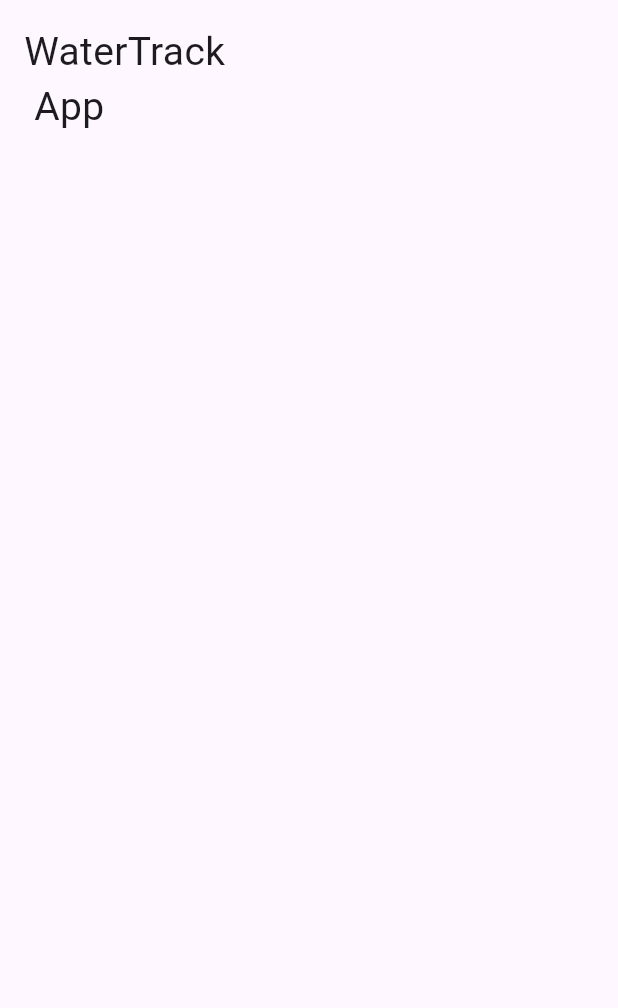
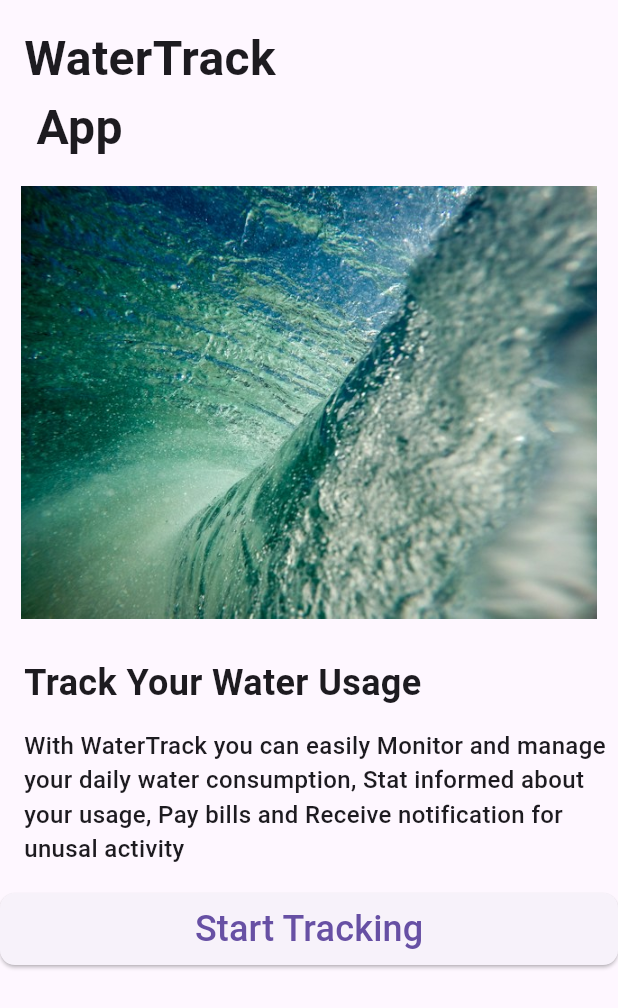
Before and after one commit to Samson-Songare/smart_water_app, a Flutter app: the screen it shows after launch, on a phone screen of 412 x 824 dp. Shown: the top 1008 px of the screen. Run offline on Flutter 3.47's test engine with Material 3 defaults, Android fonts, the phone set to English and light mode, and no system bars.

Commit message:
created welcome page and login screen without provider

```diff
--- a/lib/main.dart
+++ b/lib/main.dart
@@ -14,6 +14,11 @@ class MyApp extends StatelessWidget {
       theme: ThemeData(
         // useMaterial3: true,
         primarySwatch: Colors.blue,
+        textTheme: TextTheme(
+          displayLarge: const TextStyle(
+              fontSize: 24, fontWeight: FontWeight.w500), // Define text styles
+          bodyText1: const TextStyle(fontSize: 16, fontWeight: FontWeight.w400),
+        ),
       ),
       home: const SplashScreen(),
     );
--- a/lib/pages/splash_screen.dart
+++ b/lib/pages/splash_screen.dart
@@ -6,7 +6,6 @@ import 'package:smart_water_app/pages/welcome_page.dart';
 
 class SplashScreen extends StatelessWidget {
   const SplashScreen({Key? key}) : super(key: key);
-
   @override
   Widget build(BuildContext context) {
     // navigating to welcome screen after three seconds
--- a/lib/pages/welcome_page.dart
+++ b/lib/pages/welcome_page.dart
@@ -1,21 +1,82 @@
 import 'package:flutter/material.dart';
+import 'package:smart_water_app/pages/login_page.dart';
 
 class WelcomePage extends StatelessWidget {
   const WelcomePage({Key? key}) : super(key: key);
 
   @override
   Widget build(BuildContext context) {
+    // Get the screen width
+    double screenWidth = MediaQuery.of(context).size.width;
+
+    // Calculate the desired image size based on the screen width
+    double imageSize =
+        screenWidth * 0.7; // You can adjust this factor as needed
     return Scaffold(
       body: ListView(
         scrollDirection: Axis.vertical,
         children: [
-          Padding(
-            padding: const EdgeInsets.fromLTRB(16.0, 16.0, 8.0, 8.0),
+          const Padding(
+            padding: EdgeInsets.fromLTRB(16.0, 16.0, 8.0, 8.0),
             child: Text(
               'WaterTrack \n App',
-              style: TextStyle(fontSize: 26),
+              style: TextStyle(fontSize: 32, fontWeight: FontWeight.w600),
             ),
-          )
+          ),
+          const SizedBox(height: 8),
+          Image.asset(
+            'images/water.jpg',
+            height: imageSize,
+            width: imageSize,
+          ),
+          const SizedBox(
+            height: 10,
+          ),
+          const Padding(
+            padding: EdgeInsets.fromLTRB(16.0, 16.0, 8.0, 8.0),
+            child: Text(
+              'Track Your Water Usage',
+              style: TextStyle(fontSize: 24, fontWeight: FontWeight.w600),
+            ),
+          ),
+          const Padding(
+            padding: EdgeInsets.fromLTRB(16.0, 5.0, 8.0, 8.0),
+            child: Text(
+              'With WaterTrack you can easily Monitor and manage your daily water consumption, Stat informed about your usage, Pay bills and Receive notification for unusal activity',
+              style: TextStyle(fontSize: 16, fontWeight: FontWeight.w500),
+            ),
+          ),
+          const SizedBox(
+            height: 10,
+          ),
+          SizedBox(
+            width: 100,
+            height: 48,
+            child: ElevatedButton(
+              style: ElevatedButton.styleFrom(
+                shape: RoundedRectangleBorder(
+                  borderRadius:
+                      BorderRadius.circular(10.0), // specify corner radius
+                ),
+              ),
+              onPressed: () {
+                //Navigate to Login page
+                // TODO: later replace this with provider route
+                Navigator.of(context).push(
+                  MaterialPageRoute(
+                    builder: (context) => LoginPage(),
+                  ),
+                );
+              },
+              child: const Text(
+                "Start Tracking",
+                style: TextStyle(
+                  fontSize: 24,
+                  fontWeight: FontWeight.w500,
+                ),
+              ),
+            ),
+          ),
         ],
       ),
     );
--- a/pubspec.yaml
+++ b/pubspec.yaml
@@ -17,8 +17,8 @@ dev_dependencies:
 
 flutter:
   uses-material-design: true
-  # assets:
-  #  - images/a_dot_burr.jpeg
+  assets:
+   - images/
   #  - images/a_dot_ham.jpeg
   # fonts:
   #   - family: Schyler
```
Also changed, not shown: lib/pages/login_page.dart (added, +37 -0 lines), images/water.jpg (added), lib/constants/pexels-valerie-voila-13739472.jpg (added).
